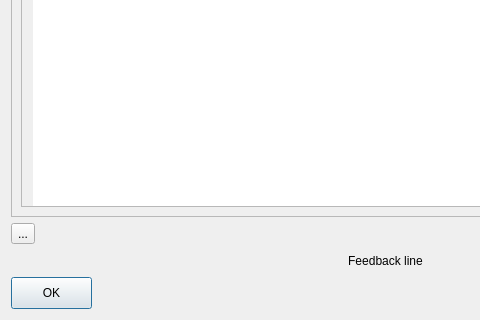
Qt form src/ATE/org/actions_on/maskset/MasksetWizard.ui (goanpeca/ATE.org) before a commit; both pictures show x 0 to 480 and y 532 to 852 of the 771 by 852 pixel window.
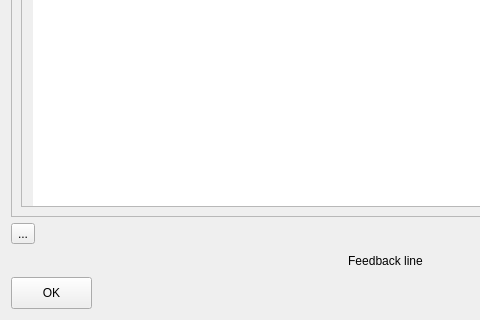
The same form after that commit. Icons and pictures are not drawn.

Patch:
```diff
--- a/src/ATE/org/actions_on/maskset/MasksetWizard.ui
+++ b/src/ATE/org/actions_on/maskset/MasksetWizard.ui
@@ -1849,6 +1849,9 @@
          <property name="text">
           <string>OK</string>
          </property>
+         <property name="autoDefault">
+          <bool>false</bool>
+         </property>
         </widget>
        </item>
        <item>
```
